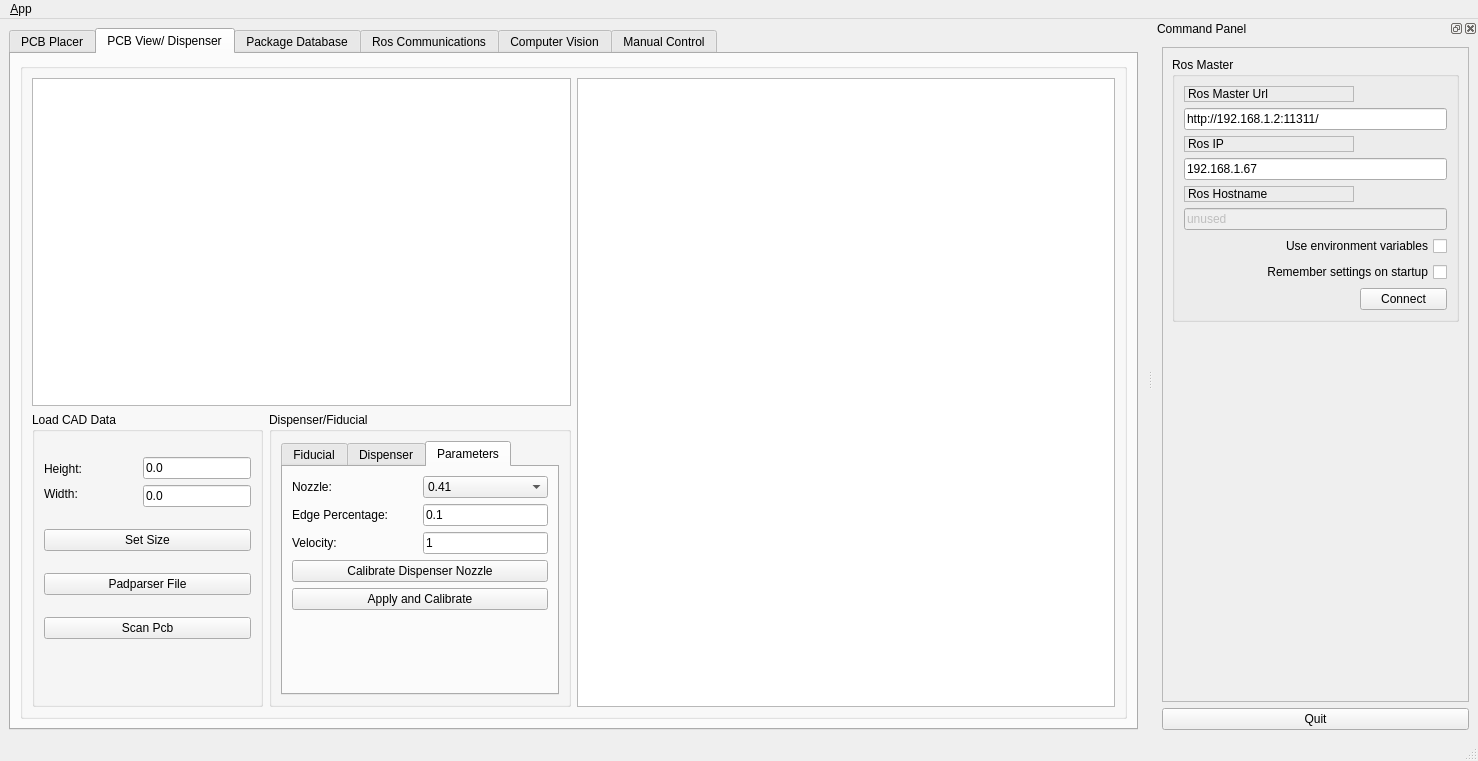
First picture: the form in pap_gui/ui/main_window.ui, repository JohanVer/PAP2015, before the edit.
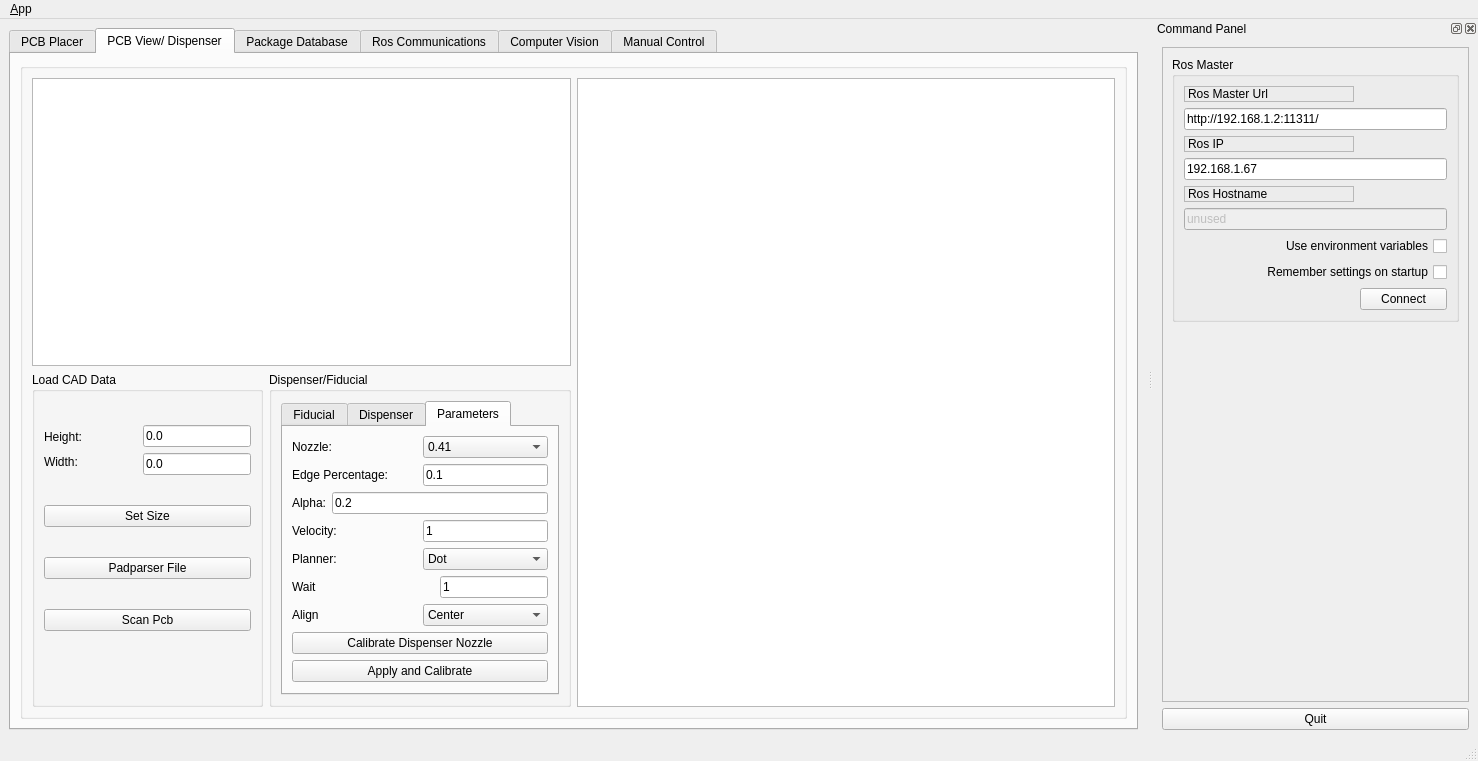
Second picture: the form after the edit. The open tabs and pages were chosen to show the change. Icons and pictures are not drawn. Custom widgets are drawn as their Qt base class.

Commit message: implemented dot planner

```diff
--- a/pap_gui/ui/main_window.ui
+++ b/pap_gui/ui/main_window.ui
@@ -1437,6 +1437,24 @@
                           </item>
                          </layout>
                         </item>
+                        <item>
+                         <layout class="QHBoxLayout" name="horizontalLayout_12">
+                          <item>
+                           <widget class="QLabel" name="label_14">
+                            <property name="text">
+                             <string>Alpha:</string>
+                            </property>
+                           </widget>
+                          </item>
+                          <item>
+                           <widget class="QLineEdit" name="alpha_text_edit">
+                            <property name="text">
+                             <string>0.2</string>
+                            </property>
+                           </widget>
+                          </item>
+                         </layout>
+                        </item>
                         <item>
                          <layout class="QHBoxLayout" name="horizontalLayout_21">
                           <item>
@@ -1467,6 +1485,85 @@
                           </item>
                          </layout>
                         </item>
+                        <item>
+                         <layout class="QHBoxLayout" name="horizontalLayout_16">
+                          <item>
+                           <widget class="QLabel" name="label_27">
+                            <property name="text">
+                             <string>Planner:</string>
+                            </property>
+                           </widget>
+                          </item>
+                          <item>
+                           <widget class="QComboBox" name="planner_select_combo">
+                            <item>
+                             <property name="text">
+                              <string>Dot</string>
+                             </property>
+                            </item>
+                            <item>
+                             <property name="text">
+                              <string>Line</string>
+                             </property>
+                            </item>
+                           </widget>
+                          </item>
+                         </layout>
+                        </item>
+                        <item>
+                         <layout class="QHBoxLayout" name="horizontalLayout_23">
+                          <item>
+                           <widget class="QLabel" name="label_40">
+                            <property name="text">
+                             <string>Wait</string>
+                            </property>
+                           </widget>
+                          </item>
+                          <item>
+                           <widget class="QLineEdit" name="wait_time_text_edit">
+                            <property name="sizePolicy">
+                             <sizepolicy hsizetype="Fixed" vsizetype="Fixed">
+                              <horstretch>0</horstretch>
+                              <verstretch>0</verstretch>
+                             </sizepolicy>
+                            </property>
+                            <property name="text">
+                             <string>1</string>
+                            </property>
+                           </widget>
+                          </item>
+                         </layout>
+                        </item>
+                        <item>
+                         <layout class="QHBoxLayout" name="horizontalLayout_22">
+                          <item>
+                           <widget class="QLabel" name="label_33">
+                            <property name="text">
+                             <string>Align</string>
+                            </property>
+                           </widget>
+                          </item>
+                          <item>
+                           <widget class="QComboBox" name="align_select_combo">
+                            <item>
+                             <property name="text">
+                              <string>Center</string>
+                             </property>
+                            </item>
+                            <item>
+                             <property name="text">
+                              <string>Left</string>
+                             </property>
+                            </item>
+                            <item>
+                             <property name="text">
+                              <string>Right</string>
+                             </property>
+                            </item>
+                           </widget>
+                          </item>
+                         </layout>
+                        </item>
                         <item>
                          <widget class="QPushButton" name="calibrate_dispenser_button">
                           <property name="text">
@@ -1481,19 +1578,6 @@
                           </property>
                          </widget>
                         </item>
-                        <item>
-                         <spacer name="verticalSpacer_7">
-                          <property name="orientation">
-                           <enum>Qt::Vertical</enum>
-                          </property>
-                          <property name="sizeHint" stdset="0">
-                           <size>
-                            <width>20</width>
-                            <height>40</height>
-                           </size>
-                          </property>
-                         </spacer>
-                        </item>
                        </layout>
                       </widget>
                      </widget>
```
Left out of the diff: 4 changed lines with no effect on the pictures. The commit also changes 9 other files.
